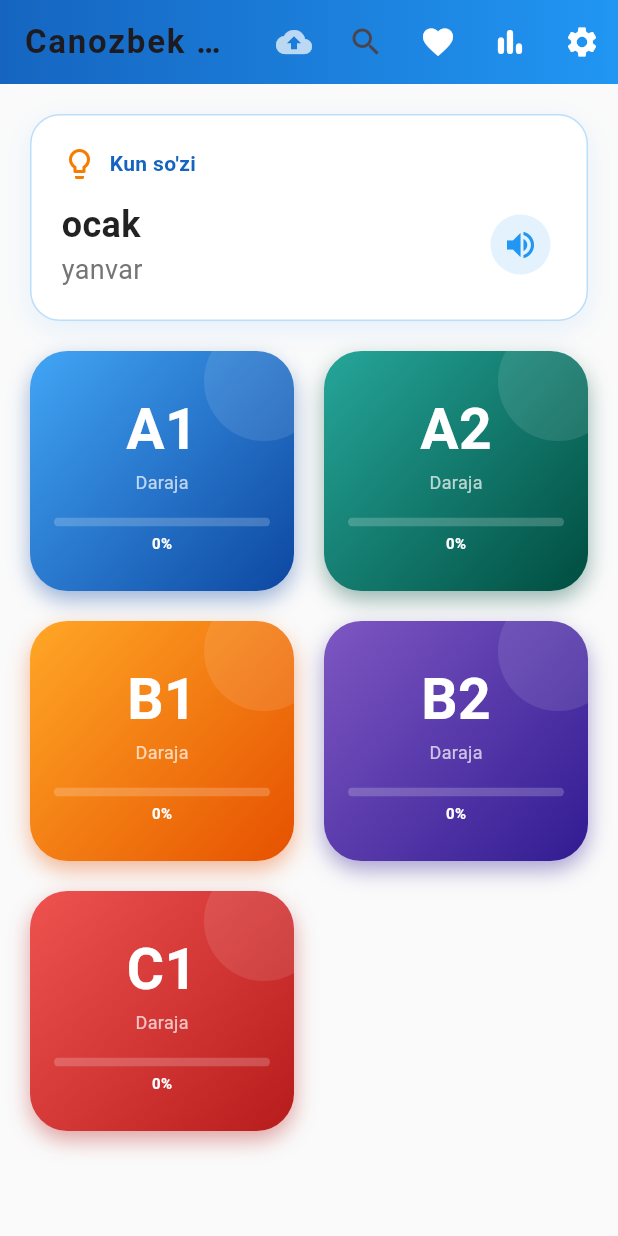
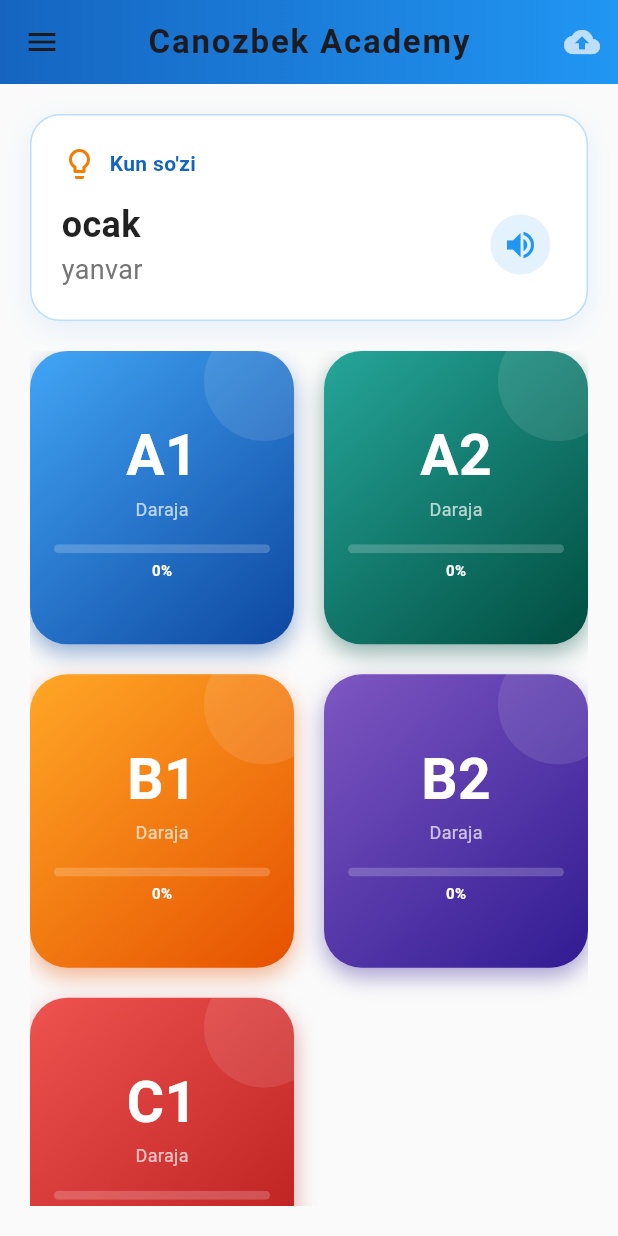
Before and after one commit to rayimbekusmonov/canozbekacademi_mobile, a Flutter app: the screen it shows after launch, on a phone screen of 412 x 824 dp. Run offline on Flutter 3.47's test engine with Material 3 defaults, Android fonts, the phone set to English and light mode, and no system bars; our stand-ins replace cloud_firestore, firebase_core, flip_card, flutter_tts, shared_preferences; accounts and stored records are empty.

Commit message:
Menu page created.

```diff
--- a/lib/ui/screens/home_screen.dart
+++ b/lib/ui/screens/home_screen.dart
@@ -22,9 +22,13 @@ class HomeScreen extends StatelessWidget {
   @override
   Widget build(BuildContext context) {
     return Scaffold(
+      // YON MENYU QO'SHILDI
+      drawer: _buildDrawer(context),
+
       appBar: AppBar(
         elevation: 0,
-        backgroundColor: Colors.transparent,
+        // centerTitle: true orqali nomni markazga olamiz
+        centerTitle: true,
         flexibleSpace: Container(
           decoration: BoxDecoration(
             gradient: LinearGradient(
@@ -36,19 +40,60 @@ class HomeScreen extends StatelessWidget {
           'Canozbek Academy',
           style: TextStyle(fontWeight: FontWeight.bold, letterSpacing: 1.2),
         ),
+        // AppBar-da faqat zaruriy Sync tugmasini qoldirish mumkin yoki uni ham menyuga olish mumkin
         actions: [
           IconButton(
             icon: const Icon(Icons.cloud_upload, color: Colors.white70),
             onPressed: () async {
               await context.read<DictionaryProvider>().syncAllDataToFirestore();
               ScaffoldMessenger.of(context).showSnackBar(
-                const SnackBar(content: Text("Barcha ma'lumotlar serverga yuklandi!")),
+                const SnackBar(content: Text("Ma'lumotlar sinxronizatsiya qilindi!")),
               );
             },
           ),
-          IconButton(
-            icon: const Icon(Icons.search),
-            onPressed: () {
+        ],
+      ),
+      body: Container(
+        decoration: BoxDecoration(color: Colors.grey.shade50),
+        child: Column(
+          children: [
+            // Kun so'zi bo'limi
+            _buildDailyWordCard(),
+
+            // Xatolar bo'limi
+            _buildMistakesCard(),
+
+            // Darajalar ro'yxati (Grid)
+            _buildLevelsGrid(),
+          ],
+        ),
+      ),
+    );
+  }
+
+  // --- DRAWER (YON MENYU) ---
+  Widget _buildDrawer(BuildContext context) {
+    return Drawer(
+      child: Column(
+        children: [
+          UserAccountsDrawerHeader(
+            decoration: BoxDecoration(
+              gradient: LinearGradient(
+                colors: [Colors.blue.shade900, Colors.blue.shade600],
+              ),
+            ),
+            currentAccountPicture: const CircleAvatar(
+              backgroundColor: Colors.white,
+              child: Icon(Icons.school, size: 40, color: Colors.blue),
+            ),
+            accountName: const Text("Canozbek Academy", style: TextStyle(fontWeight: FontWeight.bold)),
+            accountEmail: const Text("Til o'rganish markazi"),
+          ),
+          _drawerItem(
+            icon: Icons.search,
+            text: "So'z qidirish",
+            onTap: () {
+              Navigator.pop(context);
               showSearch(
                 context: context,
                 delegate: WordSearchDelegate(
@@ -57,42 +102,51 @@ class HomeScreen extends StatelessWidget {
               );
             },
           ),
-          IconButton(
-            icon: const Icon(Icons.favorite, color: Colors.white),
-            onPressed: () {
-              Navigator.push(
-                context,
-                MaterialPageRoute(builder: (context) => const FavoritesScreen()),
-              );
+          _drawerItem(
+            icon: Icons.favorite,
+            text: "Sevimli so'zlar",
+            onTap: () {
+              Navigator.pop(context);
+              Navigator.push(context, MaterialPageRoute(builder: (context) => const FavoritesScreen()));
             },
           ),
-          IconButton(
-            icon: const Icon(Icons.bar_chart_rounded, color: Colors.white),
-            onPressed: () {
-              Navigator.push(
-                context,
-                MaterialPageRoute(builder: (context) => const StatisticsScreen()),
-              );
+          _drawerItem(
+            icon: Icons.bar_chart_rounded,
+            text: "Statistika",
+            onTap: () {
+              Navigator.pop(context);
+              Navigator.push(context, MaterialPageRoute(builder: (context) => const StatisticsScreen()));
             },
           ),
-          IconButton(
-            icon: const Icon(Icons.settings, color: Colors.white),
-            onPressed: () {
-              Navigator.push(
-                context,
-                MaterialPageRoute(builder: (context) => const SettingsScreen()),
-              );
+          _drawerItem(
+            icon: Icons.settings,
+            text: "Sozlamalar",
+            onTap: () {
+              Navigator.pop(context);
+              Navigator.push(context, MaterialPageRoute(builder: (context) => const SettingsScreen()));
             },
+          ),
+          const Spacer(),
+          const Divider(),
+          const Padding(
+            padding: EdgeInsets.all(16.0),
+            child: Text("v 1.0.0", style: TextStyle(color: Colors.grey, fontSize: 12)),
           ),
         ],
       ),
-      body: Container(
-        decoration: BoxDecoration(
-          color: Colors.grey.shade50,
-        ),
-        child: Column( // GridView-ni Column ichiga oldik
-          children: [
-            Consumer<DictionaryProvider>(
+    );
+  }
+
+  Widget _drawerItem({required IconData icon, required String text, required VoidCallback onTap}) {
+    return ListTile(
+      leading: Icon(icon, color: Colors.blue.shade800),
+      title: Text(text, style: const TextStyle(fontWeight: FontWeight.w500)),
+      onTap: onTap,
+    );
+  }
+
+  Widget _buildDailyWordCard() {
+    return Consumer<DictionaryProvider>(
       builder: (context, provider, child) {
         final dailyWord = provider.dailyWord;
         if (dailyWord == null) return const SizedBox.shrink();
@@ -119,14 +173,7 @@ class HomeScreen extends StatelessWidget {
                 children: [
                   Icon(Icons.lightbulb_outline, color: Colors.orange.shade700),
                   const SizedBox(width: 8),
-                          Text(
-                            "Kun so'zi",
-                            style: TextStyle(
-                              color: Colors.blue.shade800,
-                              fontWeight: FontWeight.bold,
-                              fontSize: 14,
-                            ),
-                          ),
+                  Text("Kun so'zi", style: TextStyle(color: Colors.blue.shade800, fontWeight: FontWeight.bold, fontSize: 14)),
                 ],
               ),
               const SizedBox(height: 12),
@@ -137,30 +184,15 @@ class HomeScreen extends StatelessWidget {
                     child: Column(
                       crossAxisAlignment: CrossAxisAlignment.start,
                       children: [
-                                Text(
-                                  dailyWord.tr,
-                                  style: const TextStyle(
-                                    fontSize: 24,
-                                    fontWeight: FontWeight.bold,
-                                    color: Colors.black87,
-                                  ),
-                                ),
-                                Text(
-                                  dailyWord.uz,
-                                  style: TextStyle(
-                                    fontSize: 18,
-                                    color: Colors.grey.shade600,
-                                  ),
-                                ),
+                        Text(dailyWord.tr, style: const TextStyle(fontSize: 24, fontWeight: FontWeight.bold, color: Colors.black87)),
+                        Text(dailyWord.uz, style: TextStyle(fontSize: 18, color: Colors.grey.shade600)),
                       ],
                     ),
                   ),
                   IconButton(
-                            onPressed: () => provider.speak(dailyWord.tr), // Ovozli talaffuz
+                    onPressed: () => provider.speak(dailyWord.tr),
                     icon: const Icon(Icons.volume_up, color: Colors.blue),
-                            style: IconButton.styleFrom(
-                              backgroundColor: Colors.blue.shade50,
-                            ),
+                    style: IconButton.styleFrom(backgroundColor: Colors.blue.shade50),
                   ),
                 ],
               ),
@@ -168,37 +200,25 @@ class HomeScreen extends StatelessWidget {
           ),
         );
       },
-            ),
+    );
+  }
 
-            Consumer<DictionaryProvider>(
+  Widget _buildMistakesCard() {
+    return Consumer<DictionaryProvider>(
       builder: (context, provider, child) {
-                // Agar xato so'zlar bo'lsa, bo'limni ko'rsatamiz
         if (provider.failedWordTrs.isEmpty) return const SizedBox.shrink();
 
         return Padding(
           padding: const EdgeInsets.fromLTRB(20, 20, 20, 0),
           child: InkWell(
-                    onTap: () {
-                      Navigator.push(
-                        context,
-                        MaterialPageRoute(builder: (context) => const MistakesScreen()),
-                      );
-                    },
+            onTap: () => Navigator.push(context, MaterialPageRoute(builder: (context) => const MistakesScreen())),
             borderRadius: BorderRadius.circular(15),
             child: Container(
               padding: const EdgeInsets.all(16),
               decoration: BoxDecoration(
-                        gradient: LinearGradient(
-                          colors: [Colors.red.shade400, Colors.red.shade700],
-                        ),
+                gradient: LinearGradient(colors: [Colors.red.shade400, Colors.red.shade700]),
                 borderRadius: BorderRadius.circular(15),
-                        boxShadow: [
-                          BoxShadow(
-                            color: Colors.red.withOpacity(0.3),
-                            blurRadius: 8,
-                            offset: const Offset(0, 4),
-                          ),
-                        ],
+                boxShadow: [BoxShadow(color: Colors.red.withOpacity(0.3), blurRadius: 8, offset: const Offset(0, 4))],
               ),
               child: Row(
                 children: [
@@ -208,18 +228,8 @@ class HomeScreen extends StatelessWidget {
                     child: Column(
                       crossAxisAlignment: CrossAxisAlignment.start,
                       children: [
-                                const Text(
-                                  "Xatolar ustida ishlash",
-                                  style: TextStyle(
-                                    color: Colors.white,
-                                    fontWeight: FontWeight.bold,
-                                    fontSize: 16,
-                                  ),
-                                ),
-                                Text(
-                                  "Sizda ${provider.failedWordTrs.length} ta xato so'z bor",
-                                  style: const TextStyle(color: Colors.white70, fontSize: 13),
-                                ),
+                        const Text("Xatolar ustida ishlash", style: TextStyle(color: Colors.white, fontWeight: FontWeight.bold, fontSize: 16)),
+                        Text("Sizda ${provider.failedWordTrs.length} ta xato so'z bor", style: const TextStyle(color: Colors.white70, fontSize: 13)),
                       ],
                     ),
                   ),
@@ -230,10 +240,11 @@ class HomeScreen extends StatelessWidget {
           ),
         );
       },
-            ),
+    );
+  }
 
-            // Darajalar ro'yxati
-            Expanded(
+  Widget _buildLevelsGrid() {
+    return Expanded(
       child: Padding(
         padding: const EdgeInsets.all(20.0),
         child: GridView.builder(
@@ -241,78 +252,36 @@ class HomeScreen extends StatelessWidget {
             crossAxisCount: 2,
             crossAxisSpacing: 20,
             mainAxisSpacing: 20,
-                    childAspectRatio: 1.1,
+            childAspectRatio: 0.9, // Overlow xatosini oldini olish uchun biroz kattartirildi
           ),
           itemCount: levels.length,
           itemBuilder: (context, index) {
             final String currentLevel = levels[index];
-
             return Consumer<DictionaryProvider>(
               builder: (context, provider, child) {
-                        // Har bir daraja uchun progressni hisoblaymiz (0.0 dan 1.0 gacha)
                 final double progress = provider.getLevelProgress(currentLevel);
-
                 return GestureDetector(
                   onTap: () {
                     final filteredUnits = provider.getUnitsByLevel(currentLevel);
-                            Navigator.push(
-                              context,
-                              MaterialPageRoute(
-                                builder: (context) => UnitsScreen(
-                                  units: filteredUnits,
-                                  level: currentLevel,
-                                ),
-                              ),
-                            );
+                    Navigator.push(context, MaterialPageRoute(builder: (context) => UnitsScreen(units: filteredUnits, level: currentLevel)));
                   },
-                          child: Hero(
-                            tag: currentLevel,
                   child: Container(
                     decoration: BoxDecoration(
                       borderRadius: BorderRadius.circular(25),
-                                gradient: LinearGradient(
-                                  colors: levelColors[index],
-                                  begin: Alignment.topLeft,
-                                  end: Alignment.bottomRight,
-                                ),
-                                boxShadow: [
-                                  BoxShadow(
-                                    color: levelColors[index][1].withValues(alpha: 0.4),
-                                    blurRadius: 12,
-                                    offset: const Offset(0, 6),
-                                  ),
-                                ],
+                      gradient: LinearGradient(colors: levelColors[index], begin: Alignment.topLeft, end: Alignment.bottomRight),
+                      boxShadow: [BoxShadow(color: levelColors[index][1].withValues(alpha: 0.4), blurRadius: 12, offset: const Offset(0, 6))],
                     ),
                     child: Stack(
                       children: [
-                                  Positioned(
-                                    right: -20,
-                                    top: -20,
-                                    child: CircleAvatar(
-                                      radius: 40,
-                                      backgroundColor: Colors.white.withValues(alpha: 0.1),
-                                    ),
-                                  ),
+                        Positioned(right: -20, top: -20, child: CircleAvatar(radius: 40, backgroundColor: Colors.white.withValues(alpha: 0.1))),
                         Padding(
                           padding: const EdgeInsets.all(16.0),
                           child: Column(
                             mainAxisAlignment: MainAxisAlignment.center,
                             children: [
-                                        Text(
-                                          currentLevel,
-                                          style: const TextStyle(
-                                            fontSize: 38,
-                                            color: Colors.white,
-                                            fontWeight: FontWeight.bold,
-                                          ),
-                                        ),
-                                        const Text(
-                                          "Daraja",
-                                          style: TextStyle(color: Colors.white70, fontSize: 12),
-                                        ),
+                              Text(currentLevel, style: const TextStyle(fontSize: 38, color: Colors.white, fontWeight: FontWeight.bold)),
+                              const Text("Daraja", style: TextStyle(color: Colors.white70, fontSize: 12)),
                               const SizedBox(height: 15),
-
-                                        // PROGRESS LINE
                               ClipRRect(
                                 borderRadius: BorderRadius.circular(10),
                                 child: LinearProgressIndicator(
@@ -323,19 +292,11 @@ class HomeScreen extends StatelessWidget {
                                 ),
                               ),
                               const SizedBox(height: 4),
-                                        Text(
-                                          "${(progress * 100).toInt()}%",
-                                          style: const TextStyle(
-                                              color: Colors.white,
-                                              fontSize: 10,
-                                              fontWeight: FontWeight.bold
-                                          ),
-                                        ),
+                              Text("${(progress * 100).toInt()}%", style: const TextStyle(color: Colors.white, fontSize: 10, fontWeight: FontWeight.bold)),
                             ],
                           ),
                         ),
                       ],
-                              ),
                     ),
                   ),
                 );
@@ -344,10 +305,6 @@ class HomeScreen extends StatelessWidget {
           },
         ),
       ),
-            ),
-          ],
-        ),
-      ),
     );
   }
 }
```
Lines whose indentation alone changed are shown as unchanged.
